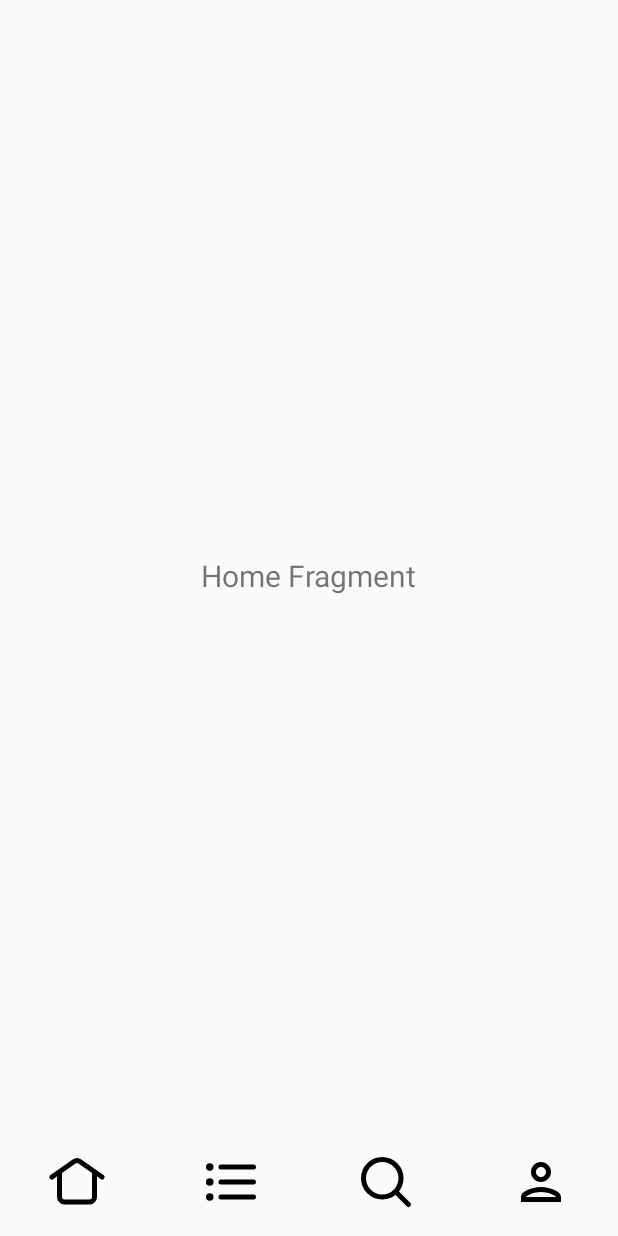
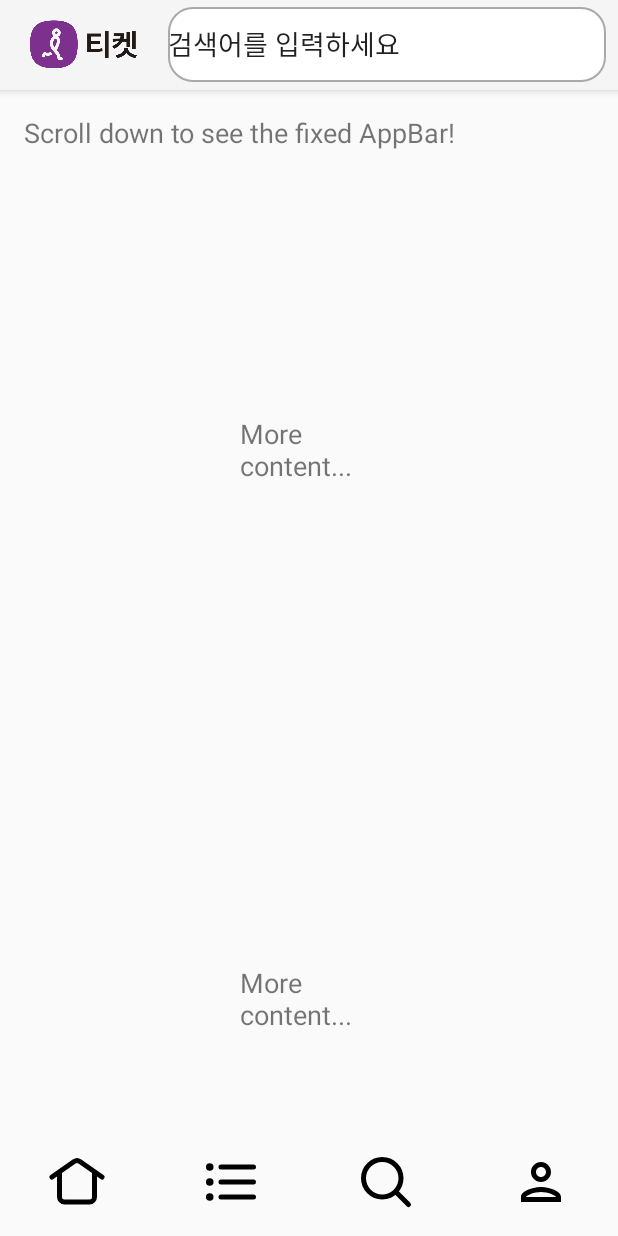
Before and after one commit to wafflestudio/22-5-team4-android, an Android app built with Jetpack Compose: the screen it shows after launch (MainActivity), on a phone screen of 412 x 824 dp. Run offline under Robolectric (Android 15) with nearby library versions, the phone set to English and light mode, and no system bars.

Commit message:
feat/홈 화면 Toolbar

```diff
--- a/app/build.gradle.kts
+++ b/app/build.gradle.kts
@@ -36,6 +36,7 @@ android {
     }
     buildFeatures {
         compose = true
+        viewBinding = true
     }
 }
 
--- /dev/null
+++ b/app/src/main/res/drawable/ic_search.xml
@@ -0,0 +1,5 @@
+<vector xmlns:android="http://schemas.android.com/apk/res/android" android:height="24dp" android:tint="#000000" android:viewportHeight="24" android:viewportWidth="24" android:width="24dp">
+
+    <path android:fillColor="@android:color/white" android:pathData="M15.5,14h-0.79l-0.28,-0.27C15.41,12.59 16,11.11 16,9.5 16,5.91 13.09,3 9.5,3S3,5.91 3,9.5 5.91,16 9.5,16c1.61,0 3.09,-0.59 4.23,-1.57l0.27,0.28v0.79l5,4.99L20.49,19l-4.99,-5zM9.5,14C7.01,14 5,11.99 5,9.5S7.01,5 9.5,5 14,7.01 14,9.5 11.99,14 9.5,14z"/>
+
+</vector>
--- /dev/null
+++ b/app/src/main/res/drawable/search_bar_background.xml
@@ -0,0 +1,5 @@
+<shape xmlns:android="http://schemas.android.com/apk/res/android">
+    <solid android:color="@android:color/white" />
+    <corners android:radius="16dp" />
+    <stroke android:width="1dp" android:color="@android:color/darker_gray" />
+</shape>
--- a/app/src/main/res/layout/fragment_home.xml
+++ b/app/src/main/res/layout/fragment_home.xml
@@ -1,14 +1,90 @@
 <?xml version="1.0" encoding="utf-8"?>
-<LinearLayout
+<androidx.coordinatorlayout.widget.CoordinatorLayout
     xmlns:android="http://schemas.android.com/apk/res/android"
+    xmlns:app="http://schemas.android.com/apk/res-auto"
+    xmlns:tools="http://schemas.android.com/tools"
     android:layout_width="match_parent"
     android:layout_height="match_parent"
-    android:gravity="center"
-    android:orientation="vertical">
+    tools:context=".MainActivity">
 
-    <TextView
-        android:layout_width="wrap_content"
-        android:layout_height="wrap_content"
-        android:text="Home Fragment"
-        android:textSize="20sp" />
-</LinearLayout>
+    <!-- AppBarLayout 고정된 상단 바 -->
+    <com.google.android.material.appbar.AppBarLayout
+        android:layout_width="match_parent"
+        android:layout_height="60dp">
+
+        <!-- Toolbar 또는 다른 상단 바 내용 -->
+        <androidx.appcompat.widget.Toolbar
+            android:layout_width="match_parent"
+            android:layout_height="match_parent"
+            android:paddingStart="8dp"
+            android:paddingEnd="8dp"
+            app:contentInsetStartWithNavigation="0dp">
+
+            <!-- 이미지 로고 -->
+            <ImageView
+                android:id="@+id/logo"
+                android:layout_width="80dp"
+                android:layout_height="match_parent"
+                android:adjustViewBounds="true"
+                android:layout_gravity="center_vertical"
+                android:src="@drawable/main_logo"
+                android:layout_marginEnd="8dp" />
+
+
+            <EditText
+                android:layout_width="match_parent"
+                android:layout_height="50dp"
+                android:inputType="text"
+                android:layout_gravity="end"
+                android:background="@drawable/search_bar_background"
+                android:text="검색어를 입력하세요"/>
+        </androidx.appcompat.widget.Toolbar>
+    </com.google.android.material.appbar.AppBarLayout>
+
+    <androidx.core.widget.NestedScrollView
+        android:layout_width="match_parent"
+        android:layout_height="match_parent"
+        app:layout_behavior="@string/appbar_scrolling_view_behavior">
+
+        <!-- 스크롤 가능한 콘텐츠 -->
+        <LinearLayout
+            android:layout_width="match_parent"
+            android:layout_height="wrap_content"
+            android:orientation="vertical">
+
+            <TextView
+                android:layout_width="match_parent"
+                android:layout_height="wrap_content"
+                android:padding="16dp"
+                android:text="Scroll down to see the fixed AppBar!"
+                android:textSize="18sp" />
+
+            <!-- 더 많은 콘텐츠 추가 -->
+            <!-- 예시로 TextView 여러 개 추가 -->
+            <TextView
+                android:layout_width="match_parent"
+                android:layout_height="wrap_content"
+                android:padding="160dp"
+                android:text="More content..."
+                android:textSize="18sp" />
+            <TextView
+                android:layout_width="match_parent"
+                android:layout_height="wrap_content"
+                android:padding="160dp"
+                android:text="More content..."
+                android:textSize="18sp" />
+            <TextView
+                android:layout_width="match_parent"
+                android:layout_height="wrap_content"
+                android:padding="160dp"
+                android:text="More content..."
+                android:textSize="18sp" />
+            <TextView
+                android:layout_width="match_parent"
+                android:layout_height="wrap_content"
+                android:padding="160dp"
+                android:text="More content..."
+                android:textSize="18sp" />
+        </LinearLayout>
+    </androidx.core.widget.NestedScrollView>
+</androidx.coordinatorlayout.widget.CoordinatorLayout>
```
Also changed, not shown: app/src/main/java/com/example/interpark/fragments/MyFragment.kt (+0 -12 lines), app/src/main/res/drawable/main_logo.png (added), gradle/wrapper/gradle-wrapper.properties, 3 other files.
